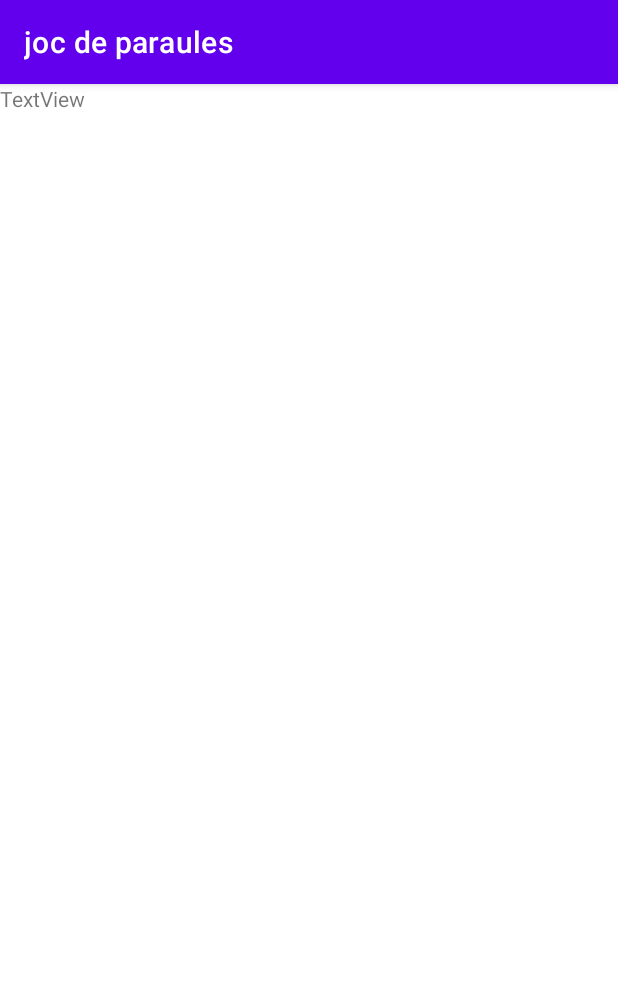
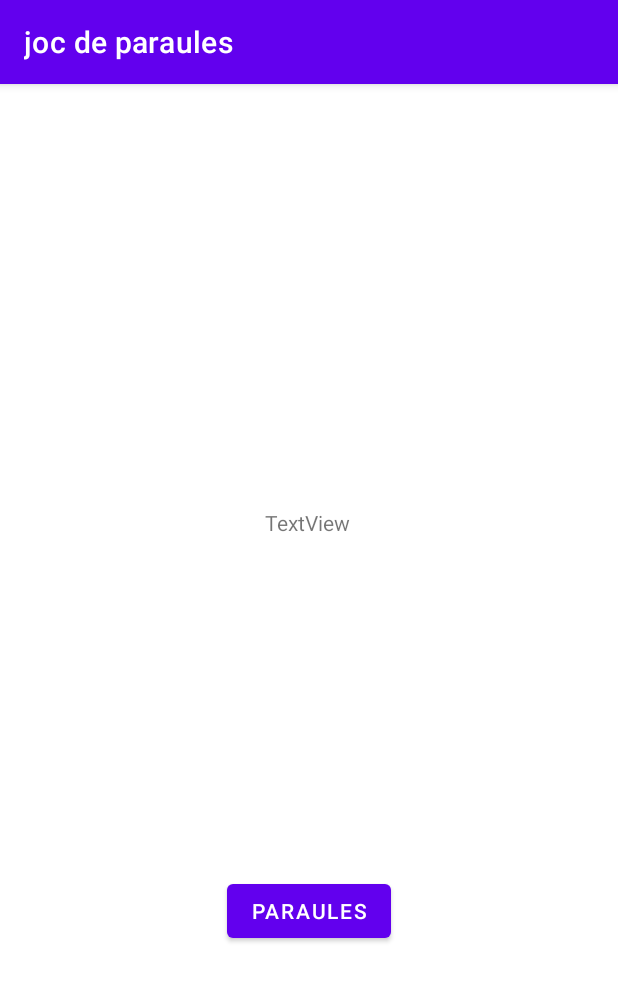
Before and after one commit to TCMAndroid2022/assigment2-Grup10, an Android app: the Game screen opened directly, with no data from a screen before it, on a phone screen of 412 x 824 dp. Shown: the top 981 px of the screen. Run offline under Robolectric (Android 15) with nearby library versions, the phone set to English and light mode, and no system bars; our stand-ins replace Volley.

Commit message:
commit 6

```diff
--- a/app/build.gradle
+++ b/app/build.gradle
@@ -35,4 +35,5 @@ dependencies {
     testImplementation 'junit:junit:4.13.2'
     androidTestImplementation 'androidx.test.ext:junit:1.1.3'
     androidTestImplementation 'androidx.test.espresso:espresso-core:3.4.0'
+    implementation "com.android.volley:volley:1.2.1"
 }
--- a/app/src/main/AndroidManifest.xml
+++ b/app/src/main/AndroidManifest.xml
@@ -1,6 +1,11 @@
 <?xml version="1.0" encoding="utf-8"?>
 <manifest xmlns:android="http://schemas.android.com/apk/res/android"
     package="cat.tecnocampus.mobileapps.practica2.LluisBoschNadal.IvanCarolNavas.MaricelNavarroSagarra">
+
+    <uses-permission
+        android:name="android.permission.INTERNET" />
+    <uses-permission
+        android:name="android.permission.ACCESS_NETWORK_STATE"/>
 
     <application
         android:allowBackup="true"
--- a/app/src/main/res/layout/activity_game.xml
+++ b/app/src/main/res/layout/activity_game.xml
@@ -11,6 +11,22 @@
         android:layout_width="wrap_content"
         android:layout_height="wrap_content"
         android:text="TextView"
-        tools:layout_editor_absoluteX="87dp"
-        tools:layout_editor_absoluteY="236dp" />
+        app:layout_constraintBottom_toBottomOf="parent"
+        app:layout_constraintEnd_toEndOf="parent"
+        app:layout_constraintHorizontal_bias="0.498"
+        app:layout_constraintStart_toStartOf="parent"
+        app:layout_constraintTop_toTopOf="parent"
+        app:layout_constraintVertical_bias="0.378" />
+
+    <Button
+        android:id="@+id/button2"
+        android:layout_width="wrap_content"
+        android:layout_height="wrap_content"
+        android:onClick="getWords"
+        android:text="Paraules"
+        app:layout_constraintBottom_toBottomOf="parent"
+        app:layout_constraintEnd_toEndOf="parent"
+        app:layout_constraintStart_toStartOf="parent"
+        app:layout_constraintTop_toTopOf="parent"
+        app:layout_constraintVertical_bias="0.732" />
 </androidx.constraintlayout.widget.ConstraintLayout>
```
Also changed, not shown: app/src/main/java/cat/tecnocampus/mobileapps/practica2/LluisBoschNadal/IvanCarolNavas/MaricelNavarroSagarra/Game.java (+57 -0 lines).
